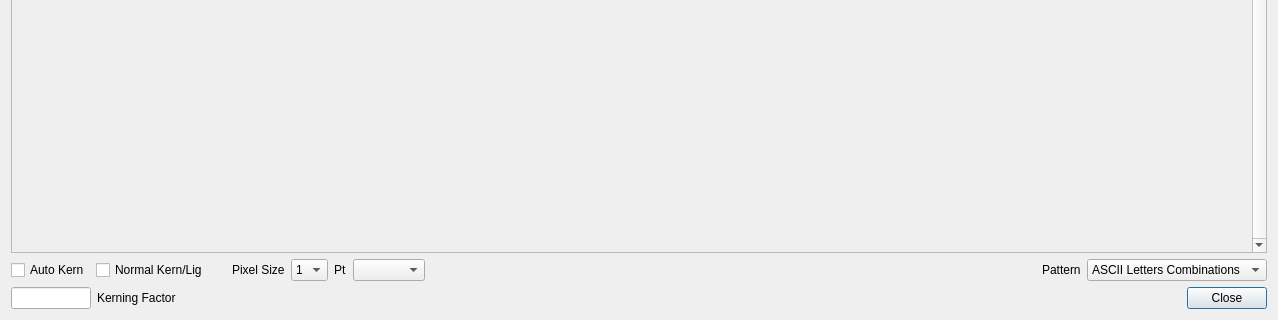
turgu1/IBMFFontEditor, file proofingDialog.ui: the form before one commit; both pictures show x 0 to 1278 and y 373 to 693 of the 1278 by 693 pixel window.
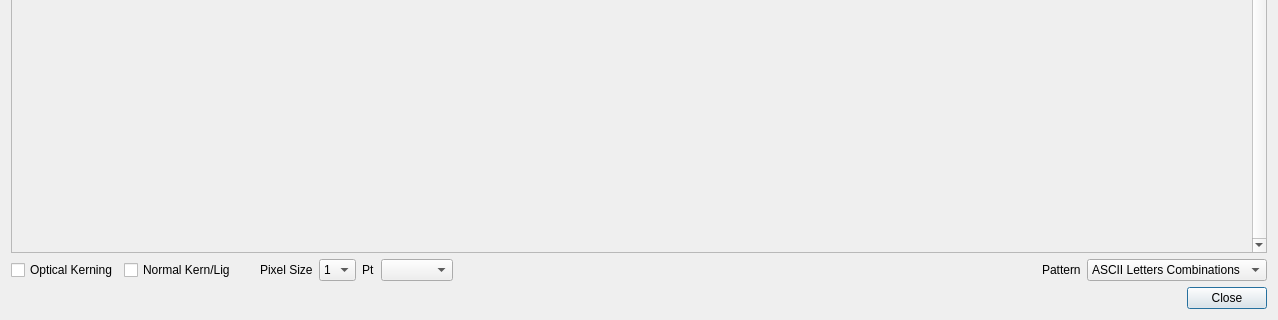
The form after the commit.

Commit message: Kerning Editing completed

```diff
--- a/proofingDialog.ui
+++ b/proofingDialog.ui
@@ -45,7 +45,7 @@
      <item>
       <widget class="QCheckBox" name="autoKernCheckBox">
        <property name="text">
-        <string>Auto Kern</string>
+        <string>Optical Kerning</string>
        </property>
       </widget>
      </item>
@@ -198,39 +198,6 @@
    </item>
    <item>
     <layout class="QHBoxLayout" name="horizontalLayout_2">
-     <item>
-      <widget class="QLineEdit" name="kernFactorEdit">
-       <property name="maximumSize">
-        <size>
-         <width>80</width>
-         <height>16777215</height>
-        </size>
-       </property>
-       <property name="inputMask">
-        <string/>
-       </property>
-      </widget>
-     </item>
-     <item>
-      <widget class="QLabel" name="label_4">
-       <property name="text">
-        <string>Kerning Factor</string>
-       </property>
-      </widget>
-     </item>
-     <item>
-      <spacer name="horizontalSpacer_3">
-       <property name="orientation">
-        <enum>Qt::Horizontal</enum>
-       </property>
-       <property name="sizeHint" stdset="0">
-        <size>
-         <width>18</width>
-         <height>20</height>
-        </size>
-       </property>
-      </spacer>
-     </item>
      <item>
       <widget class="QDialogButtonBox" name="buttonBox">
        <property name="orientation">
```
The commit also changes 70 other files.
